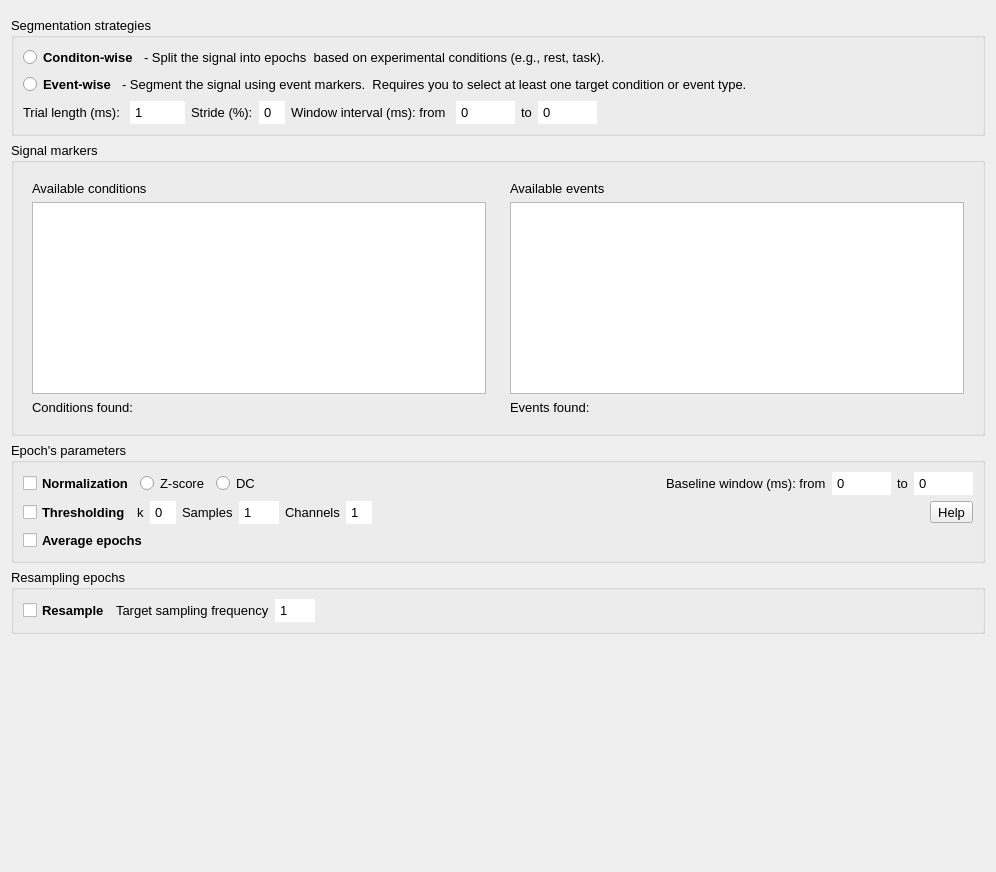
Qt form Segmentation/segmentation_widget.ui (medusabci/medusa-analyzer) before a commit.
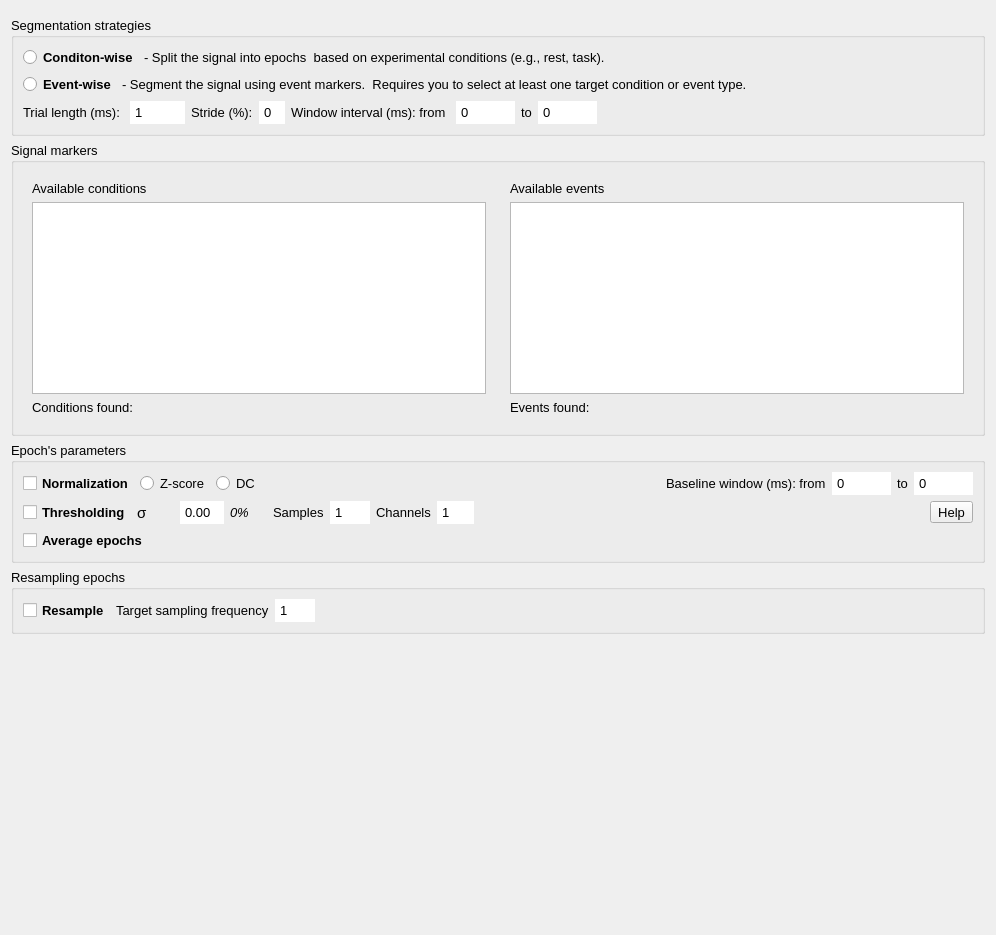
The same form after that commit.

The edit to the form file:
```diff
--- a/Segmentation/segmentation_widget.ui
+++ b/Segmentation/segmentation_widget.ui
@@ -7,7 +7,7 @@
     <x>0</x>
     <y>0</y>
     <width>996</width>
-    <height>872</height>
+    <height>935</height>
    </rect>
   </property>
   <property name="windowTitle">
@@ -472,18 +472,23 @@
         </item>
         <item>
          <widget class="QLabel" name="threskLabel">
+          <property name="font">
+           <font>
+            <pointsize>11</pointsize>
+           </font>
+          </property>
           <property name="toolTip">
            <string>Standard deviation multiplier to calculate threshold</string>
           </property>
           <property name="text">
-           <string>k</string>
+           <string>σ</string>
           </property>
          </widget>
         </item>
         <item>
-         <widget class="QSpinBox" name="threskBox">
+         <widget class="QDoubleSpinBox" name="threskBox">
           <property name="styleSheet">
-           <string notr="true">QSpinBox::up-button, QSpinBox::down-button {
+           <string notr="true">QDoubleSpinBox::up-button, QDoubleSpinBox::down-button {
     width: 0;
     height: 0;
     border: none;
@@ -492,6 +497,18 @@
           </property>
          </widget>
         </item>
+        <item>
+         <widget class="QLabel" name="threskLabelaux">
+          <property name="font">
+           <font>
+            <italic>true</italic>
+           </font>
+          </property>
+          <property name="text">
+           <string>0%</string>
+          </property>
+         </widget>
+        </item>
         <item>
          <widget class="QLabel" name="thressampLabel">
           <property name="toolTip">
@@ -543,6 +560,9 @@
           <property name="minimum">
            <number>1</number>
           </property>
+          <property name="maximum">
+           <number>999</number>
+          </property>
          </widget>
         </item>
         <item>
@@ -550,9 +570,12 @@
           <property name="orientation">
            <enum>Qt::Horizontal</enum>
           </property>
+          <property name="sizeType">
+           <enum>QSizePolicy::Fixed</enum>
+          </property>
           <property name="sizeHint" stdset="0">
            <size>
-            <width>40</width>
+            <width>450</width>
             <height>20</height>
            </size>
           </property>
```
Left out of the diff: 6 changed lines with no effect on the pictures.
